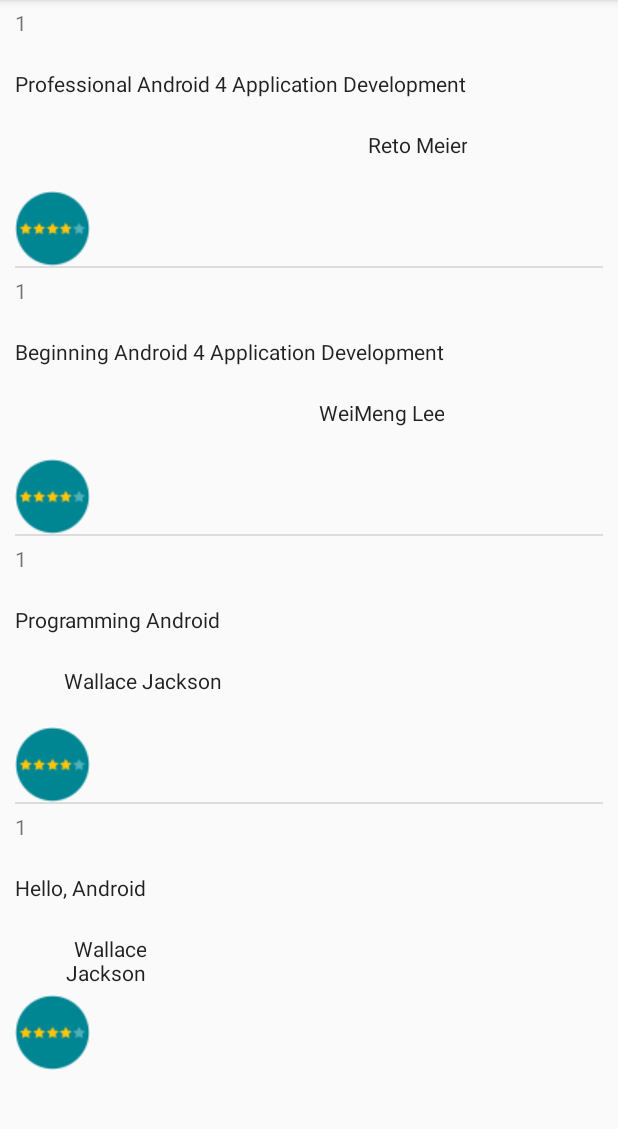
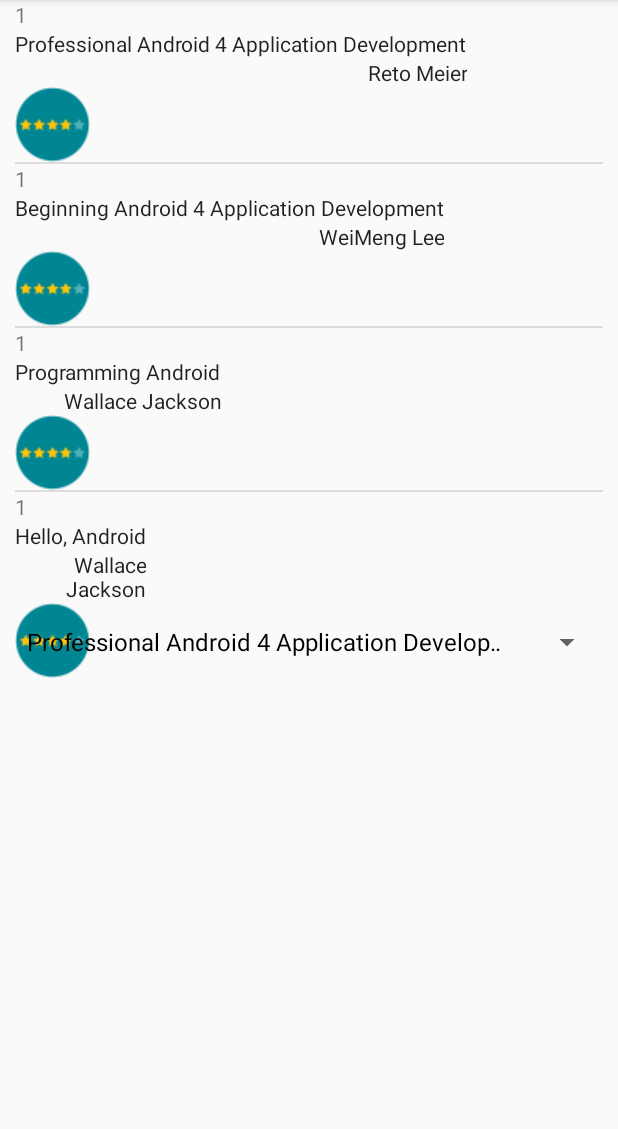
Before and after one commit to mervindsouza/HW7and8CrudOperation, an Android app: the screen it shows after launch (MainActivity), on a phone screen of 412 x 824 dp, the part 84-1213 px from its top. Run offline under Robolectric (Android 15) with nearby library versions, the light colour scheme and no system bars.

Commit message:
Added Spinner Fn

```diff
--- a/app/src/main/java/mdsouza5/hw7and8crudoperation/MainActivity.java
+++ b/app/src/main/java/mdsouza5/hw7and8crudoperation/MainActivity.java
@@ -3,20 +3,24 @@ package mdsouza5.hw7and8crudoperation;
 import android.support.v7.app.AppCompatActivity;
 import android.os.Bundle;
 import android.util.Log;
-import android.widget.ListAdapter;
+import android.view.View;
+import android.widget.AdapterView;
+import android.widget.ArrayAdapter;
 import android.widget.ListView;
+import android.widget.Spinner;
+import android.widget.Toast;
 
-import java.nio.file.FileSystemNotFoundException;
 import java.util.ArrayList;
 import java.util.List;
 
-public class MainActivity extends AppCompatActivity {
+public class MainActivity extends AppCompatActivity{
 
     //Logcat Default;
     private static final String LOG_TAG = "BOOKS CRUD";
 
     ListView listView;
     CustomBookListAdapter listAdapter;
+    Spinner spinnerControl;
 
     int i = 0;
 
@@ -25,32 +29,53 @@ public class MainActivity extends AppCompatActivity {
         super.onCreate(savedInstanceState);
         setContentView(R.layout.activity_main);
 
+        spinnerControl = (Spinner) findViewById(R.id.booksListSpinner);
+
         //Insert Records
         SqlHelper db = new SqlHelper(this);
-        db.InsertBooks(new Book("Professional Android 4 Application Development", "Reto Meier",1));
+        db.InsertBooks(new Book("Professional Android 4 Application Development", "Reto Meier", 1));
         db.InsertBooks(new Book("Beginning Android 4 Application Development", "WeiMeng Lee", 5));
         db.InsertBooks(new Book("Programming Android", "Wallace Jackson", 4));
         db.InsertBooks(new Book("Hello, Android", "Wallace Jackson", 4));
 
         //Get All Books Records
-        List<Book> bookList = db.GetAllBooks();
+        final List<Book> bookList = db.GetAllBooks();
+        List<String> bookNames = new ArrayList<>();
         for (Book bookDetails :
                 bookList) {
             System.out.println(String.format("Value at %d, Record Details are : %s %s %d", i, bookDetails.bookName, bookDetails.authorName, bookDetails.bookRating));
+            bookNames.add(bookDetails.bookName);
             i++;
         }
 
         //Get the Matching Row Id and User Id for a passed reference
-        int j = db.UpdateBook(bookList.get(0));
-        Log.d("UPDATE BOOK ROW Num", String.valueOf(j));
+        //int j = db.UpdateBook(bookList.get(0));
+        //Log.d("UPDATE BOOK ROW Num", String.valueOf(j));
 
         //Delete the Matching Book Record for a passed reference
-        db.DeleteBook(bookList.get(0));
+        //db.DeleteBook(bookList.get(0));
 
         db.GetAllBooks();
 
         listView = (ListView) findViewById(R.id.booksListView);
         listAdapter = new CustomBookListAdapter(this, bookList);
         listView.setAdapter(listAdapter);
+
+        ArrayAdapter<String> stringArrayAdapter = new ArrayAdapter<String>(MainActivity.this, R.layout.support_simple_spinner_dropdown_item, bookNames);
+        stringArrayAdapter.setDropDownViewResource(R.layout.support_simple_spinner_dropdown_item);
+        spinnerControl.setAdapter(stringArrayAdapter);
+
+        spinnerControl.setOnItemSelectedListener(new Spinner.OnItemSelectedListener(){
+            @Override
+            public void onItemSelected(AdapterView<?> adapterView, View view, int i, long l) {
+                String selectedBook = adapterView.getItemAtPosition(i).toString();
+                if(bookList.contains(selectedBook)){
+                    Toast.makeText(MainActivity.this, "Hello", Toast.LENGTH_LONG).show();
+                }
+            }
+
+            public void onNothingSelected(AdapterView<?> parent) {
+            }
+        });
     }
 }
--- a/app/src/main/java/mdsouza5/hw7and8crudoperation/SqlHelper.java
+++ b/app/src/main/java/mdsouza5/hw7and8crudoperation/SqlHelper.java
@@ -50,10 +50,10 @@ public class SqlHelper extends SQLiteOpenHelper {
     }
 
     public void onCreate(SQLiteDatabase sqLiteDatabase) {
-        String DROP_BOOKS_TABLE_CREATE = String.format("DROP TABLE IF EXISTS %s", TABLE_NAME);
+
         String CREATE_BOOKS_TABLE = String.format("CREATE TABLE %s (%s INTEGER PRIMARY KEY, %s TEXT, %s TEXT, %s INTEGER)",
                 TABLE_NAME, COL_BOOK_ID, COL_BOOK_TITLE, COL_BOOK_AUTHOR, COL_BOOK_RATING);
-        sqLiteDatabase.execSQL(DROP_BOOKS_TABLE_CREATE);
+
         sqLiteDatabase.execSQL(CREATE_BOOKS_TABLE);
     }
 
@@ -67,7 +67,6 @@ public class SqlHelper extends SQLiteOpenHelper {
 
     public boolean InsertBooks(Book bookObj) {
         boolean insertStatus = false;
-
         ContentValues contentValues = new ContentValues();
         contentValues.put(COL_BOOK_TITLE, bookObj.getBookName());
         contentValues.put(COL_BOOK_AUTHOR, bookObj.getAuthorName());
@@ -97,7 +96,7 @@ public class SqlHelper extends SQLiteOpenHelper {
                     Book bookObj = new Book();
                     bookObj.bookName = cursor.getString(cursor.getColumnIndex(COL_BOOK_TITLE));
                     bookObj.authorName = cursor.getString(cursor.getColumnIndex(COL_BOOK_AUTHOR));
-                    bookObj.bookRating =  Integer.parseInt(cursor.getString(cursor.getColumnIndex(COL_BOOK_RATING)));
+                    bookObj.bookRating = Integer.parseInt(cursor.getString(cursor.getColumnIndex(COL_BOOK_RATING)));
                     bookList.add(bookObj);
 
                 } while (cursor.moveToNext());
--- a/app/src/main/res/layout/activity_main.xml
+++ b/app/src/main/res/layout/activity_main.xml
@@ -14,7 +14,12 @@
         android:layout_width="match_parent"
         android:layout_height="wrap_content"
         android:layout_alignParentTop="true"
-        android:layout_centerHorizontal="true">
-    </ListView>
+        android:layout_centerHorizontal="true"></ListView>
+
+    <Spinner
+        android:id="@+id/booksListSpinner"
+        android:layout_width="match_parent"
+        android:layout_height="wrap_content"
+        app:layout_constraintBottom_toBottomOf="@id/booksListView" />
 
 </android.support.constraint.ConstraintLayout>
--- a/app/src/main/res/layout/books_layout.xml
+++ b/app/src/main/res/layout/books_layout.xml
@@ -11,26 +11,22 @@
         <TextView
             android:id="@+id/itemNumber"
             android:layout_width="wrap_content"
-            android:layout_height="35dp"
-            android:layout_marginBottom="5dp"
-            android:layout_marginTop="5dp"
+            android:layout_height="wrap_content"
             android:text="1" />
 
         <TextView
             android:id="@+id/bookName"
             android:layout_width="wrap_content"
-            android:layout_height="35dp"
+            android:layout_height="wrap_content"
             android:layout_centerHorizontal="true"
-            android:layout_marginBottom="5dp"
             android:text="Book Name"
             android:textAppearance="?android:attr/textAppearance" />
 
         <TextView
             android:id="@+id/authorName"
             android:layout_width="match_parent"
-            android:layout_height="35dp"
+            android:layout_height="wrap_content"
             android:layout_centerHorizontal="true"
-            android:layout_marginBottom="5dp"
             android:gravity="right"
             android:text="Author Name"
             android:textAlignment="gravity"
```
